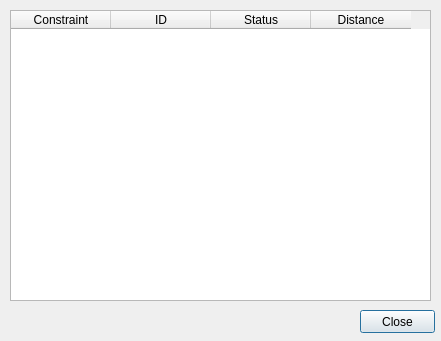
First picture: the form in pipeline_planner_dialog_base.ui, repository miguel123-gis/qgis-pipelineplanner, before the edit.
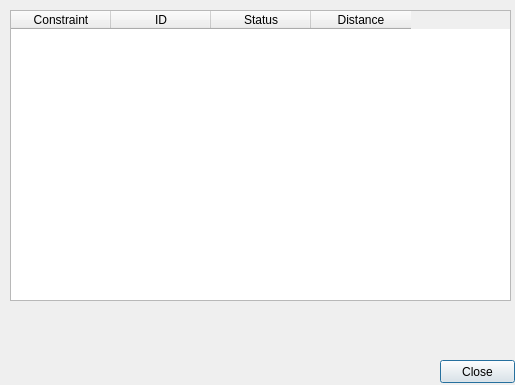
Second picture: the form after the edit.

What changed in the file:
```diff
--- a/pipeline_planner_dialog_base.ui
+++ b/pipeline_planner_dialog_base.ui
@@ -6,8 +6,8 @@
    <rect>
     <x>0</x>
     <y>0</y>
-    <width>441</width>
-    <height>341</height>
+    <width>515</width>
+    <height>385</height>
    </rect>
   </property>
   <property name="windowTitle">
@@ -18,7 +18,7 @@
     <rect>
      <x>10</x>
      <y>10</y>
-     <width>421</width>
+     <width>501</width>
      <height>291</height>
     </rect>
    </property>
@@ -49,8 +49,8 @@
   <widget class="QPushButton" name="btnPush">
    <property name="geometry">
     <rect>
-     <x>360</x>
-     <y>310</y>
+     <x>440</x>
+     <y>360</y>
      <width>75</width>
      <height>23</height>
     </rect>
```
